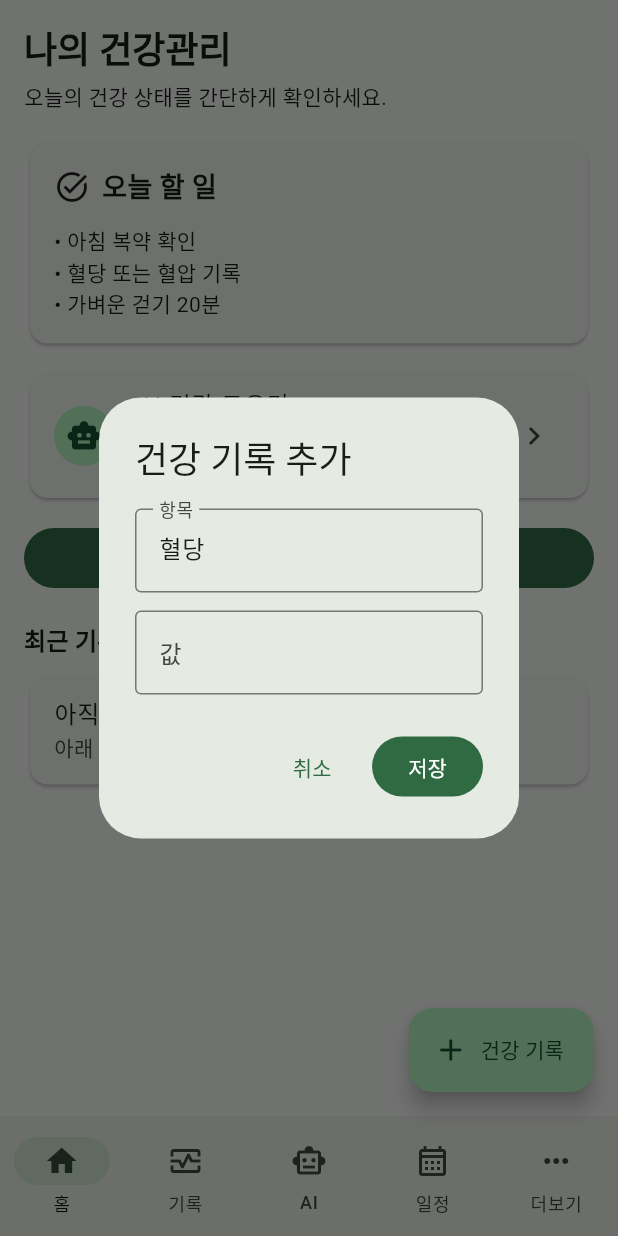
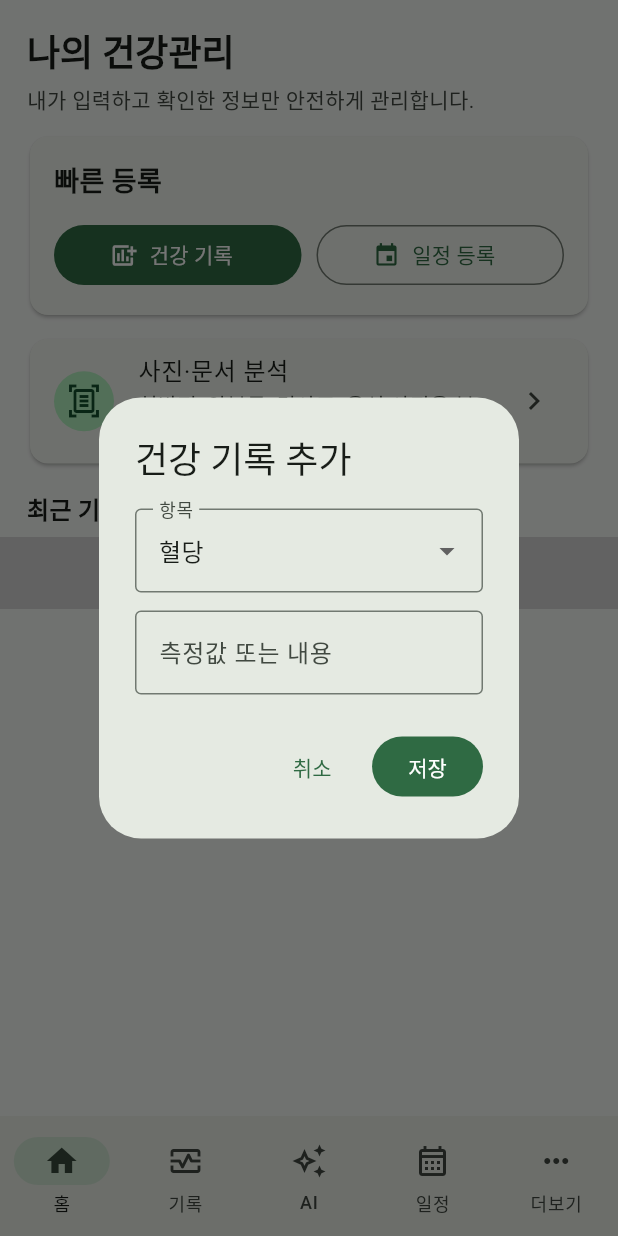
Before and after one commit to 3DPDKR/ai_my_health_manager, a Flutter app: the screen it shows after launch, after a tap on "건강 기록", on a phone screen of 412 x 824 dp. Run offline on Flutter 3.47's test engine with Material 3 defaults, Android fonts, the phone set to English and light mode, and no system bars; statements that could not run were skipped.

Commit message:
Build health manager app without default personal data or MCP

```diff
--- a/flutter_app/lib/main.dart
+++ b/flutter_app/lib/main.dart
@@ -1,8 +1,6 @@
 import 'package:flutter/material.dart';
 
-void main() {
-  runApp(const HealthManagerApp());
-}
+void main() => runApp(const HealthManagerApp());
 
 class HealthManagerApp extends StatelessWidget {
   const HealthManagerApp({super.key});
@@ -16,10 +14,25 @@ class HealthManagerApp extends StatelessWidget {
         useMaterial3: true,
         colorScheme: ColorScheme.fromSeed(seedColor: const Color(0xFF16864B)),
         scaffoldBackgroundColor: const Color(0xFFF5F8F5),
+        inputDecorationTheme: const InputDecorationTheme(border: OutlineInputBorder()),
       ),
       home: const MainPage(),
     );
   }
+}
+
+class HealthEntry {
+  HealthEntry(this.type, this.value, this.createdAt);
+  final String type;
+  final String value;
+  final DateTime createdAt;
+}
+
+class ScheduleEntry {
+  ScheduleEntry(this.kind, this.title, this.detail);
+  final String kind;
+  final String title;
+  final String detail;
 }
 
 class MainPage extends StatefulWidget {
@@ -30,248 +43,216 @@ class MainPage extends StatefulWidget {
 }
 
 class _MainPageState extends State<MainPage> {
-  int currentIndex = 0;
-  final List<HealthEntry> entries = <HealthEntry>[];
+  int index = 0;
+  final List<HealthEntry> records = [];
+  final List<ScheduleEntry> schedules = [];
 
   @override
   Widget build(BuildContext context) {
-    final pages = <Widget>[
-      HomePage(onAdd: _openAddDialog, entries: entries),
-      RecordsPage(entries: entries),
-      const AiPage(),
-      const SchedulePage(),
-      const MorePage(),
+    final pages = [
+      _Home(records: records, schedules: schedules, onRecord: _addRecord, onSchedule: _addSchedule, onMove: (v) => setState(() => index = v)),
+      _Records(records: records, onAdd: _addRecord),
+      const _AiPage(),
+      _Schedules(entries: schedules, onAdd: _addSchedule),
+      const _MorePage(),
     ];
-
     return Scaffold(
-      body: SafeArea(child: pages[currentIndex]),
+      body: SafeArea(child: pages[index]),
       bottomNavigationBar: NavigationBar(
-        selectedIndex: currentIndex,
-        onDestinationSelected: (value) => setState(() => currentIndex = value),
-        destinations: const <NavigationDestination>[
+        selectedIndex: index,
+        onDestinationSelected: (v) => setState(() => index = v),
+        destinations: const [
           NavigationDestination(icon: Icon(Icons.home_outlined), selectedIcon: Icon(Icons.home), label: '홈'),
           NavigationDestination(icon: Icon(Icons.monitor_heart_outlined), selectedIcon: Icon(Icons.monitor_heart), label: '기록'),
-          NavigationDestination(icon: Icon(Icons.smart_toy_outlined), selectedIcon: Icon(Icons.smart_toy), label: 'AI'),
+          NavigationDestination(icon: Icon(Icons.auto_awesome_outlined), selectedIcon: Icon(Icons.auto_awesome), label: 'AI'),
           NavigationDestination(icon: Icon(Icons.calendar_month_outlined), selectedIcon: Icon(Icons.calendar_month), label: '일정'),
           NavigationDestination(icon: Icon(Icons.more_horiz), label: '더보기'),
         ],
       ),
-      floatingActionButton: currentIndex == 0 || currentIndex == 1
-          ? FloatingActionButton.extended(
-              onPressed: _openAddDialog,
-              icon: const Icon(Icons.add),
-              label: const Text('건강 기록'),
-            )
-          : null,
     );
   }
 
-  Future<void> _openAddDialog() async {
-    final typeController = TextEditingController(text: '혈당');
-    final valueController = TextEditingController();
+  Future<void> _addRecord() async {
+    String type = '혈당';
+    final value = TextEditingController();
     final result = await showDialog<HealthEntry>(
       context: context,
-      builder: (dialogContext) => AlertDialog(
+      builder: (c) => StatefulBuilder(builder: (c, setLocal) => AlertDialog(
         title: const Text('건강 기록 추가'),
-        content: Column(
-          mainAxisSize: MainAxisSize.min,
-          children: <Widget>[
-            TextField(
-              controller: typeController,
-              decoration: const InputDecoration(labelText: '항목', border: OutlineInputBorder()),
-            ),
-            const SizedBox(height: 12),
-            TextField(
-              controller: valueController,
-              keyboardType: TextInputType.text,
-              decoration: const InputDecoration(labelText: '값', border: OutlineInputBorder()),
-            ),
-          ],
-        ),
-        actions: <Widget>[
-          TextButton(onPressed: () => Navigator.pop(dialogContext), child: const Text('취소')),
-          FilledButton(
-            onPressed: () {
-              if (valueController.text.trim().isEmpty) return;
-              Navigator.pop(
-                dialogContext,
-                HealthEntry(typeController.text.trim(), valueController.text.trim(), DateTime.now()),
-              );
-            },
-            child: const Text('저장'),
+        content: SingleChildScrollView(child: Column(mainAxisSize: MainAxisSize.min, children: [
+          DropdownButtonFormField<String>(
+            initialValue: type,
+            decoration: const InputDecoration(labelText: '항목'),
+            items: const ['혈당', '혈압', '체중', '체온', '산소포화도', '증상'].map((e) => DropdownMenuItem(value: e, child: Text(e))).toList(),
+            onChanged: (v) => setLocal(() => type = v ?? type),
           ),
+          const SizedBox(height: 12),
+          TextField(controller: value, decoration: const InputDecoration(labelText: '측정값 또는 내용')),
+        ])),
+        actions: [
+          TextButton(onPressed: () => Navigator.pop(c), child: const Text('취소')),
+          FilledButton(onPressed: () {
+            if (value.text.trim().isEmpty) return;
+            Navigator.pop(c, HealthEntry(type, value.text.trim(), DateTime.now()));
+          }, child: const Text('저장')),
         ],
-      ),
+      )),
     );
+    if (result != null) setState(() => records.insert(0, result));
+  }
 
-    if (result != null) {
-      setState(() => entries.insert(0, result));
-    }
+  Future<void> _addSchedule() async {
+    String kind = '병원';
+    final title = TextEditingController();
+    final detail = TextEditingController();
+    final result = await showDialog<ScheduleEntry>(
+      context: context,
+      builder: (c) => StatefulBuilder(builder: (c, setLocal) => AlertDialog(
+        title: const Text('건강 일정 추가'),
+        content: SingleChildScrollView(child: Column(mainAxisSize: MainAxisSize.min, children: [
+          DropdownButtonFormField<String>(
+            initialValue: kind,
+            decoration: const InputDecoration(labelText: '종류'),
+            items: const ['병원', '복약', '검사', '기타'].map((e) => DropdownMenuItem(value: e, child: Text(e))).toList(),
+            onChanged: (v) => setLocal(() => kind = v ?? kind),
+          ),
+          const SizedBox(height: 12),
+          TextField(controller: title, decoration: const InputDecoration(labelText: '제목')),
+          const SizedBox(height: 12),
+          TextField(controller: detail, decoration: const InputDecoration(labelText: '날짜·시간·메모')),
+        ])),
+        actions: [
+          TextButton(onPressed: () => Navigator.pop(c), child: const Text('취소')),
+          FilledButton(onPressed: () {
+            if (title.text.trim().isEmpty) return;
+            Navigator.pop(c, ScheduleEntry(kind, title.text.trim(), detail.text.trim()));
+          }, child: const Text('저장')),
+        ],
+      )),
+    );
+    if (result != null) setState(() => schedules.insert(0, result));
   }
 }
 
-class HealthEntry {
-  HealthEntry(this.type, this.value, this.createdAt);
-  final String type;
-  final String value;
-  final DateTime createdAt;
+class _Header extends StatelessWidget {
+  const _Header(this.title, this.subtitle);
+  final String title;
+  final String subtitle;
+  @override
+  Widget build(BuildContext context) => Padding(
+    padding: const EdgeInsets.fromLTRB(18, 18, 18, 10),
+    child: Column(crossAxisAlignment: CrossAxisAlignment.start, children: [
+      Text(title, style: Theme.of(context).textTheme.headlineSmall?.copyWith(fontWeight: FontWeight.bold)),
+      const SizedBox(height: 4),
+      Text(subtitle, style: TextStyle(color: Theme.of(context).colorScheme.onSurfaceVariant)),
+    ]),
+  );
 }
 
-class HomePage extends StatelessWidget {
-  const HomePage({super.key, required this.onAdd, required this.entries});
-  final VoidCallback onAdd;
-  final List<HealthEntry> entries;
+class _Home extends StatelessWidget {
+  const _Home({required this.records, required this.schedules, required this.onRecord, required this.onSchedule, required this.onMove});
+  final List<HealthEntry> records;
+  final List<ScheduleEntry> schedules;
+  final VoidCallback onRecord;
+  final VoidCallback onSchedule;
+  final ValueChanged<int> onMove;
 
   @override
-  Widget build(BuildContext context) {
-    return ListView(
+  Widget build(BuildContext context) => ListView(padding: const EdgeInsets.only(bottom: 24), children: [
+    const _Header('나의 건강관리', '내가 입력하고 확인한 정보만 안전하게 관리합니다.'),
+    Padding(padding: const EdgeInsets.symmetric(horizontal: 16), child: Card(child: Padding(
       padding: const EdgeInsets.all(16),
-      children: <Widget>[
-        Text('나의 건강관리', style: Theme.of(context).textTheme.headlineSmall?.copyWith(fontWeight: FontWeight.bold)),
-        const SizedBox(height: 4),
-        const Text('오늘의 건강 상태를 간단하게 확인하세요.'),
-        const SizedBox(height: 16),
-        Card(
-          child: Padding(
-            padding: const EdgeInsets.all(16),
-            child: Column(
-              crossAxisAlignment: CrossAxisAlignment.start,
-              children: <Widget>[
-                const Row(
-                  children: <Widget>[
-                    Icon(Icons.task_alt),
-                    SizedBox(width: 8),
-                    Text('오늘 할 일', style: TextStyle(fontWeight: FontWeight.bold, fontSize: 18)),
-                  ],
-                ),
-                const SizedBox(height: 12),
-                const Text('• 아침 복약 확인'),
-                const Text('• 혈당 또는 혈압 기록'),
-                const Text('• 가벼운 걷기 20분'),
-              ],
-            ),
-          ),
-        ),
+      child: Column(crossAxisAlignment: CrossAxisAlignment.start, children: [
+        const Text('빠른 등록', style: TextStyle(fontWeight: FontWeight.bold, fontSize: 18)),
         const SizedBox(height: 12),
-        Card(
-          child: ListTile(
-            leading: const CircleAvatar(child: Icon(Icons.smart_toy)),
-            title: const Text('AI 건강 도우미'),
-            subtitle: const Text('건강 기록을 정리하고 병원 방문 전 질문을 준비합니다.'),
-            trailing: const Icon(Icons.chevron_right),
-            onTap: () => ScaffoldMessenger.of(context).showSnackBar(const SnackBar(content: Text('AI 기능은 다음 버전에서 연결됩니다.'))),
-          ),
-        ),
-        const SizedBox(height: 12),
-        FilledButton.icon(onPressed: onAdd, icon: const Icon(Icons.add_chart), label: const Text('빠른 건강 기록')),
-        const SizedBox(height: 18),
-        Text('최근 기록', style: Theme.of(context).textTheme.titleMedium?.copyWith(fontWeight: FontWeight.bold)),
-        const SizedBox(height: 8),
-        if (entries.isEmpty)
-          const Card(child: ListTile(title: Text('아직 저장된 기록이 없습니다.'), subtitle: Text('아래 버튼으로 첫 기록을 추가하세요.')))
-        else
-          ...entries.take(3).map((entry) => Card(
-                child: ListTile(
-                  leading: const Icon(Icons.favorite_outline),
-                  title: Text(entry.type),
-                  subtitle: Text(entry.createdAt.toString().substring(0, 16)),
-                  trailing: Text(entry.value, style: const TextStyle(fontWeight: FontWeight.bold)),
-                ),
-              )),
-      ],
-    );
-  }
+        Row(children: [
+          Expanded(child: FilledButton.icon(onPressed: onRecord, icon: const Icon(Icons.add_chart), label: const Text('건강 기록'))),
+          const SizedBox(width: 10),
+          Expanded(child: OutlinedButton.icon(onPressed: onSchedule, icon: const Icon(Icons.event), label: const Text('일정 등록'))),
+        ]),
+      ]),
+    ))),
+    const SizedBox(height: 8),
+    Padding(padding: const EdgeInsets.symmetric(horizontal: 16), child: Card(child: ListTile(
+      leading: const CircleAvatar(child: Icon(Icons.document_scanner_outlined)),
+      title: const Text('사진·문서 분석'),
+      subtitle: const Text('처방전, 약봉투, 검사표, 음식 사진을 분석한 뒤 확인하여 저장합니다.'),
+      trailing: const Icon(Icons.chevron_right),
+      onTap: () => onMove(2),
+    ))),
+    Padding(padding: const EdgeInsets.fromLTRB(18, 14, 18, 6), child: Text('최근 기록', style: Theme.of(context).textTheme.titleMedium?.copyWith(fontWeight: FontWeight.bold))),
+    if (records.isEmpty)
+      const Padding(padding: EdgeInsets.symmetric(horizontal: 16), child: Card(child: ListTile(title: Text('등록된 건강 기록이 없습니다.'), subtitle: Text('측정값이나 증상을 직접 등록해 주세요.'))))
+    else
+      ...records.take(3).map((e) => Padding(padding: const EdgeInsets.symmetric(horizontal: 16), child: Card(child: ListTile(leading: const Icon(Icons.favorite_outline), title: Text(e.type), trailing: Text(e.value), subtitle: Text(_time(e.createdAt))))))),
+    Padding(padding: const EdgeInsets.fromLTRB(18, 14, 18, 6), child: Text('다가오는 일정', style: Theme.of(context).textTheme.titleMedium?.copyWith(fontWeight: FontWeight.bold))),
+    if (schedules.isEmpty)
+      const Padding(padding: EdgeInsets.symmetric(horizontal: 16), child: Card(child: ListTile(title: Text('등록된 병원·복약 일정이 없습니다.'), subtitle: Text('기본으로 입력되는 개인 일정은 없습니다.'))))
+    else
+      ...schedules.take(3).map((e) => Padding(padding: const EdgeInsets.symmetric(horizontal: 16), child: Card(child: ListTile(leading: const Icon(Icons.event_note), title: Text(e.title), subtitle: Text('${e.kind} · ${e.detail}'))))),
+  ]);
 }
 
-class RecordsPage extends StatelessWidget {
-  const RecordsPage({super.key, required this.entries});
-  final List<HealthEntry> entries;
-
+class _Records extends StatelessWidget {
+  const _Records({required this.records, required this.onAdd});
+  final List<HealthEntry> records;
+  final VoidCallback onAdd;
   @override
-  Widget build(BuildContext context) {
-    return Column(
-      crossAxisAlignment: CrossAxisAlignment.stretch,
-      children: <Widget>[
-        const Padding(
-          padding: EdgeInsets.all(16),
-          child: Text('건강 기록', style: TextStyle(fontSize: 24, fontWeight: FontWeight.bold)),
-        ),
-        Expanded(
-          child: entries.isEmpty
-              ? const Center(child: Text('저장된 건강 기록이 없습니다.'))
-              : ListView.builder(
-                  padding: const EdgeInsets.symmetric(horizontal: 16),
-                  itemCount: entries.length,
-                  itemBuilder: (context, index) {
-                    final entry = entries[index];
-                    return Card(
-                      child: ListTile(
-                        leading: const Icon(Icons.monitor_heart),
-                        title: Text(entry.type),
-                        subtitle: Text(entry.createdAt.toString().substring(0, 16)),
-                        trailing: Text(entry.value),
-                      ),
-                    );
-                  },
-                ),
-        ),
-      ],
-    );
-  }
+  Widget build(BuildContext context) => Column(children: [
+    const _Header('건강 기록', '혈당, 혈압, 체중, 체온과 증상을 기록합니다.'),
+    Padding(padding: const EdgeInsets.symmetric(horizontal: 16), child: SizedBox(width: double.infinity, child: FilledButton.icon(onPressed: onAdd, icon: const Icon(Icons.add), label: const Text('기록 추가')))),
+    const SizedBox(height: 8),
+    Expanded(child: records.isEmpty
+      ? const Center(child: Text('저장된 건강 기록이 없습니다.'))
+      : ListView.builder(padding: const EdgeInsets.symmetric(horizontal: 16), itemCount: records.length, itemBuilder: (c, i) {
+          final e = records[i];
+          return Card(child: ListTile(leading: const Icon(Icons.monitor_heart), title: Text(e.type), subtitle: Text(_time(e.createdAt)), trailing: Text(e.value, style: const TextStyle(fontWeight: FontWeight.bold))));
+        })),
+  ]);
 }
 
-class AiPage extends StatelessWidget {
-  const AiPage({super.key});
-
+class _AiPage extends StatelessWidget {
+  const _AiPage();
   @override
-  Widget build(BuildContext context) {
-    return ListView(
-      padding: const EdgeInsets.all(16),
-      children: const <Widget>[
-        Text('AI 건강 도우미', style: TextStyle(fontSize: 24, fontWeight: FontWeight.bold)),
-        SizedBox(height: 16),
-        Card(
-          child: Padding(
-            padding: EdgeInsets.all(18),
-            child: Text('건강 기록 요약, 복약 확인, 병원 방문 준비 기능을 순차적으로 연결합니다.\n\n응급 증상이 의심되면 앱 답변보다 119 또는 응급실 안내를 우선합니다.'),
-          ),
-        ),
-      ],
-    );
-  }
+  Widget build(BuildContext context) => ListView(padding: const EdgeInsets.all(16), children: [
+    const _Header('AI 자료 분석', '자료를 분석한 뒤 반드시 확인하고 저장합니다.'),
+    ...[
+      ('처방전·약봉투', '약 이름, 복용 시간과 횟수를 정리합니다.', Icons.medication_outlined),
+      ('병원 예약 안내', '병원명, 진료과, 날짜와 시간을 정리합니다.', Icons.local_hospital_outlined),
+      ('검사표·측정기', '건강 수치를 읽어 기록 초안을 만듭니다.', Icons.biotech_outlined),
+      ('음식 사진', '음식 종류와 식사 내용을 정리합니다.', Icons.restaurant_outlined),
+    ].map((e) => Card(child: ListTile(leading: CircleAvatar(child: Icon(e.$3)), title: Text(e.$1), subtitle: Text(e.$2), trailing: const Icon(Icons.chevron_right), onTap: () => ScaffoldMessenger.of(context).showSnackBar(const SnackBar(content: Text('사진 선택과 Gemini 분석 기능은 API 인증 설정 후 사용할 수 있습니다.'))))),
+    const Card(child: Padding(padding: EdgeInsets.all(16), child: Text('분석 결과는 자동 저장하지 않습니다.\n확인 → 수정 → 저장 순서로 적용합니다.\n\n갑작스러운 마비, 심한 흉통, 호흡곤란 등 응급 증상은 앱보다 119와 응급실 안내를 우선하세요.'))),
+  ]);
 }
 
-class SchedulePage extends StatelessWidget {
-  const SchedulePage({super.key});
-
+class _Schedules extends StatelessWidget {
+  const _Schedules({required this.entries, required this.onAdd});
+  final List<ScheduleEntry> entries;
+  final VoidCallback onAdd;
   @override
-  Widget build(BuildContext context) {
-    return ListView(
-      padding: const EdgeInsets.all(16),
-      children: const <Widget>[
-        Text('건강 일정', style: TextStyle(fontSize: 24, fontWeight: FontWeight.bold)),
-        SizedBox(height: 16),
-        Card(child: ListTile(leading: Icon(Icons.medication), title: Text('복약 일정'), subtitle: Text('아침 · 저녁 복약을 확인하세요.'))),
-        Card(child: ListTile(leading: Icon(Icons.local_hospital), title: Text('병원 일정'), subtitle: Text('등록된 병원 예약이 여기에 표시됩니다.'))),
-      ],
-    );
-  }
+  Widget build(BuildContext context) => Column(children: [
+    const _Header('건강 일정', '병원, 복약, 검사 일정을 직접 등록합니다.'),
+    Padding(padding: const EdgeInsets.symmetric(horizontal: 16), child: SizedBox(width: double.infinity, child: FilledButton.icon(onPressed: onAdd, icon: const Icon(Icons.add), label: const Text('일정 추가')))),
+    const SizedBox(height: 8),
+    Expanded(child: entries.isEmpty
+      ? const Center(child: Text('등록된 일정이 없습니다.'))
+      : ListView.builder(padding: const EdgeInsets.symmetric(horizontal: 16), itemCount: entries.length, itemBuilder: (c, i) {
+          final e = entries[i];
+          return Card(child: ListTile(leading: Icon(e.kind == '복약' ? Icons.medication : Icons.event), title: Text(e.title), subtitle: Text('${e.kind} · ${e.detail}')));
+        })),
+  ]);
 }
 
-class MorePage extends StatelessWidget {
-  const MorePage({super.key});
+class _MorePage extends StatelessWidget {
+  const _MorePage();
+  @override
+  Widget build(BuildContext context) => ListView(padding: const EdgeInsets.all(16), children: const [
+    _Header('더보기', '설정과 앱 정보를 확인합니다.'),
+    Card(child: ListTile(leading: Icon(Icons.security_outlined), title: Text('개인정보 원칙'), subtitle: Text('사용자가 확인하고 저장한 정보만 관리'))),
+    Card(child: ListTile(leading: Icon(Icons.cloud_off_outlined), title: Text('MCP 연동'), subtitle: Text('사용하지 않음'))),
+    Card(child: ListTile(leading: Icon(Icons.info_outline), title: Text('앱 정보'), subtitle: Text('나의 건강관리 1.1.0'))),
+  ]);
+}
 
-  @override
-  Widget build(BuildContext context) {
-    return ListView(
-      padding: const EdgeInsets.all(16),
-      children: const <Widget>[
-        Text('더보기', style: TextStyle(fontSize: 24, fontWeight: FontWeight.bold)),
-        SizedBox(height: 16),
-        Card(child: ListTile(leading: Icon(Icons.settings), title: Text('앱 설정'))),
-        Card(child: ListTile(leading: Icon(Icons.security), title: Text('개인정보 및 보안'))),
-        Card(child: ListTile(leading: Icon(Icons.info_outline), title: Text('앱 정보'), subtitle: Text('나의 건강관리 1.0.0'))),
-      ],
-    );
-  }
-}
+String _time(DateTime d) => '${d.year}-${d.month.toString().padLeft(2, '0')}-${d.day.toString().padLeft(2, '0')} ${d.hour.toString().padLeft(2, '0')}:${d.minute.toString().padLeft(2, '0')}';
```
